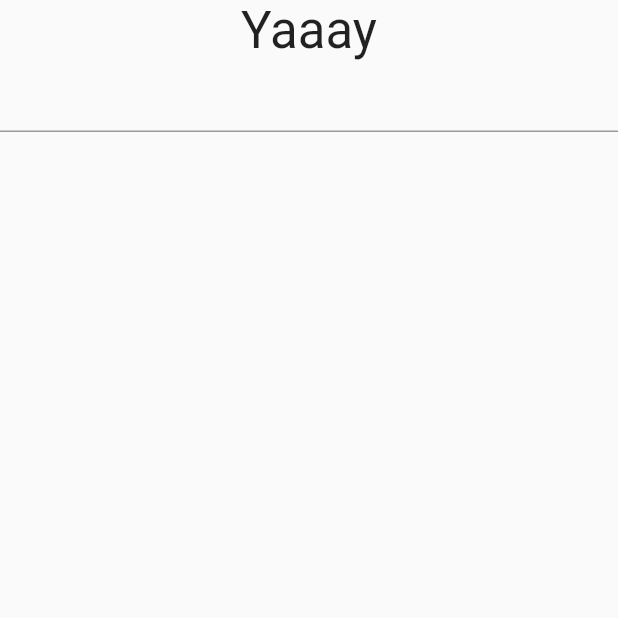
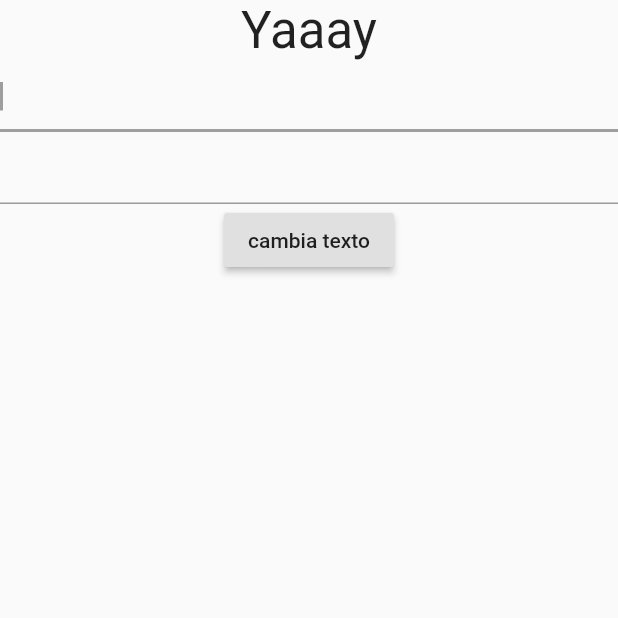
Before and after one commit to doctorcorral/flutter_tests, a Flutter app: the screen it shows after launch, on a phone screen of 412 x 824 dp, the top half of it. Run offline on Flutter 3.47's test engine with Material 2 defaults, Android fonts, the phone set to English and light mode, and no system bars; our stand-ins replace audioplayers, bloc, cloud_firestore, flutter_bloc, flutter_login, font_awesome_flutter and 3 more; missing offline and left inert: flare, flutter_reactive_button, medium_clap_flutter, nima; accounts and stored records are empty; project files that could hold a hidden picture were left out.

Commit message:
add FocusNodes on TextFields

```diff
--- a/textfieldtest/lib/main.dart
+++ b/textfieldtest/lib/main.dart
@@ -22,7 +22,9 @@
 
 class _TextFielderState extends State<TextFielder> {
   TextEditingController controller = TextEditingController();
-
+  FocusNode nodeOne = FocusNode();
+  FocusNode nodeTwo = FocusNode();
+  bool nodeOneOn = true;
   @override
   Widget build(BuildContext context) {
     return Container(
@@ -34,11 +36,35 @@
           style: TextStyle(fontSize: 34.0),
         ),
         TextField(
-            controller: controller,
-            onChanged: (val) {
-              print(controller.text);
-            },
-            onEditingComplete: () {print('Yeah ${controller.text}');})
+          autofocus: true,
+          focusNode: nodeOne,
+          controller: controller,
+          onChanged: (val) {
+            print(controller.text);
+          },
+          onEditingComplete: () {
+            print('Yeah ${controller.text}');
+          },
+          onSubmitted: (v) {
+            print('ahsuma $v');
+          },
+        ),
+        TextField(
+          focusNode: nodeTwo,
+          onEditingComplete: () {
+            print('Yeah ${controller.text}');
+          },
+          onSubmitted: (v) {
+            print('ahsuma $v');
+          },
+        ),
+        RaisedButton(
+          onPressed: () {
+            nodeOneOn = ! nodeOneOn;
+            FocusScope.of(context).requestFocus( nodeOneOn ? nodeOne : nodeTwo) ;
+          },
+          child: Text("cambia texto"),
+        )
       ],
     )));
   }
```
